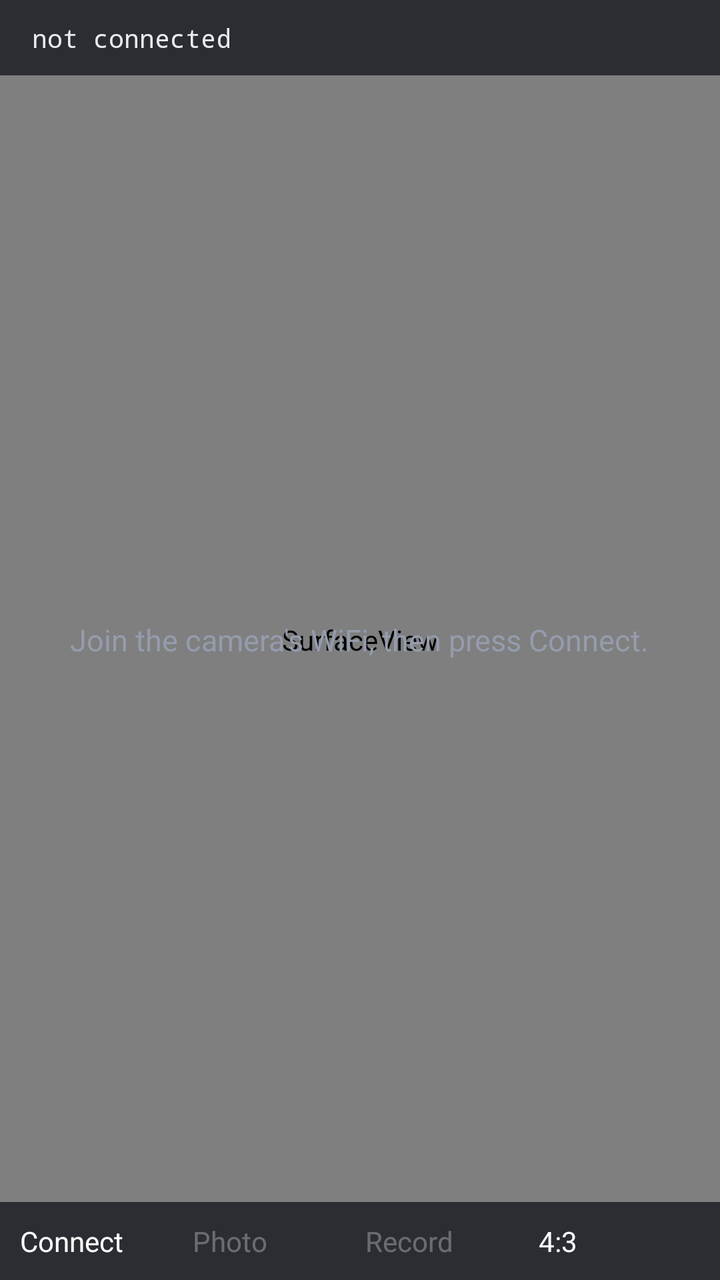
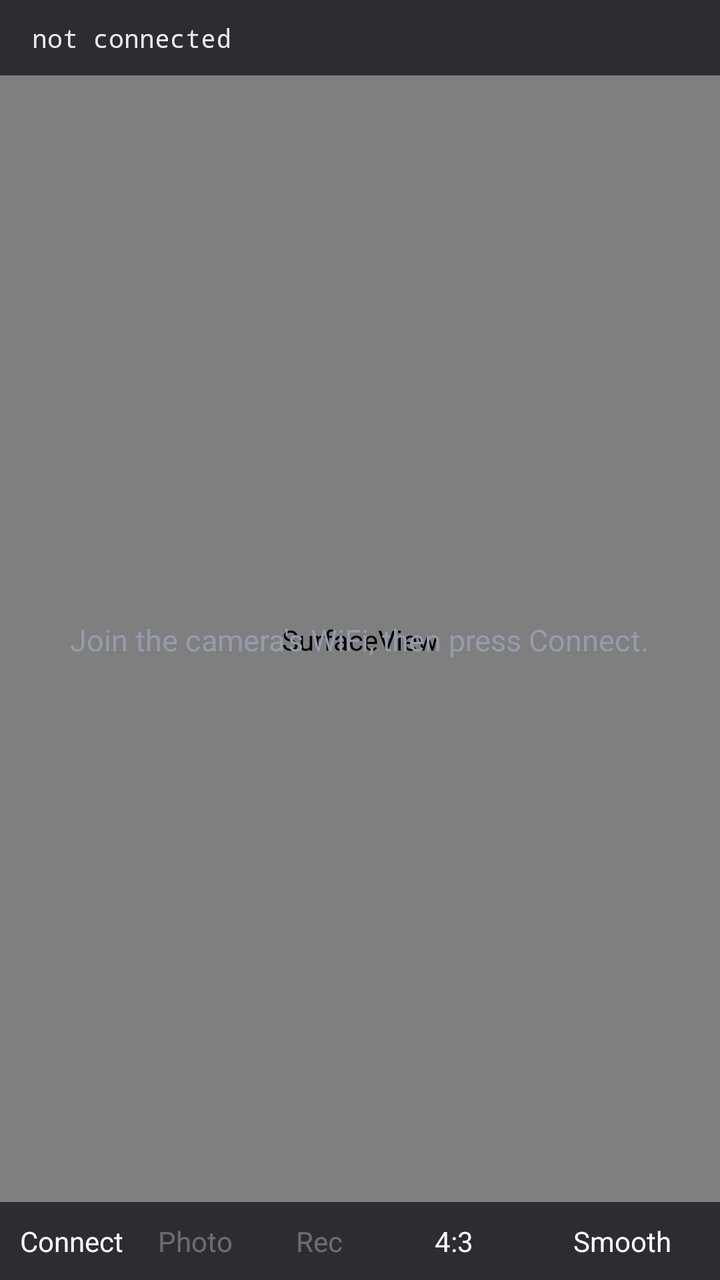

An Android layout rendered at two revisions. The XML below is the earlier revision; the diff shows what the commit changed to produce the second picture.
<!-- AndroidManifest.xml: application theme AppTheme -->
<!-- res/layout/activity_main.xml -->
<?xml version="1.0" encoding="utf-8"?>
<FrameLayout xmlns:android="http://schemas.android.com/apk/res/android"
    android:layout_width="match_parent"
    android:layout_height="match_parent"
    android:background="#000000"
    android:fitsSystemWindows="true">

    <FrameLayout
        android:id="@+id/videoHolder"
        android:layout_width="match_parent"
        android:layout_height="match_parent">

        
        <SurfaceView
            android:id="@+id/video"
            android:layout_width="match_parent"
            android:layout_height="match_parent"
            android:layout_gravity="center"/>
    </FrameLayout>

    <TextView
        android:id="@+id/message"
        android:layout_width="wrap_content"
        android:layout_height="wrap_content"
        android:layout_gravity="center"
        android:gravity="center"
        android:padding="28dp"
        android:lineSpacingMultiplier="1.4"
        android:textColor="#949CAD"
        android:textSize="15sp"
        android:text="Join the camera's WiFi, then press Connect."/>

    <TextView
        android:id="@+id/status"
        android:layout_width="match_parent"
        android:layout_height="wrap_content"
        android:layout_gravity="top"
        android:background="#CC171A21"
        android:paddingStart="16dp"
        android:paddingEnd="16dp"
        android:paddingTop="10dp"
        android:paddingBottom="10dp"
        android:textColor="#E8EAF0"
        android:textSize="13sp"
        android:fontFamily="monospace"
        android:text="not connected"/>

    <LinearLayout
        android:layout_width="match_parent"
        android:layout_height="wrap_content"
        android:layout_gravity="bottom"
        android:background="#CC171A21"
        android:orientation="horizontal"
        android:padding="10dp">

        <Button
            android:id="@+id/connect"
            android:layout_width="0dp"
            android:layout_height="wrap_content"
            android:layout_weight="1"
            android:layout_marginEnd="6dp"
            android:text="Connect"/>

        <Button
            android:id="@+id/snapshot"
            android:layout_width="0dp"
            android:layout_height="wrap_content"
            android:layout_weight="1"
            android:layout_marginEnd="6dp"
            android:enabled="false"
            android:text="Photo"/>

        <Button
            android:id="@+id/record"
            android:layout_width="0dp"
            android:layout_height="wrap_content"
            android:layout_weight="1"
            android:layout_marginEnd="6dp"
            android:enabled="false"
            android:text="Record"/>

        <Button
            android:id="@+id/aspect"
            android:layout_width="0dp"
            android:layout_height="wrap_content"
            android:layout_weight="1"
            android:text="4:3"/>
    </LinearLayout>
</FrameLayout>
<!-- resources referenced by this layout -->
<resources>
  <style name="AppTheme" parent="@android:style/Theme.Material.NoActionBar">
          <item name="android:windowBackground">#0f1115</item>
          <item name="android:statusBarColor">#0f1115</item>
          <item name="android:navigationBarColor">#0f1115</item>
      </style>
</resources>

<!-- the commit's change to res/layout/activity_main.xml (unified diff, before → after) -->
@@ -77,13 +77,21 @@
             android:layout_weight="1"
             android:layout_marginEnd="6dp"
             android:enabled="false"
-            android:text="Record"/>
+            android:text="Rec"/>
 
         <Button
             android:id="@+id/aspect"
             android:layout_width="0dp"
             android:layout_height="wrap_content"
             android:layout_weight="1"
+            android:layout_marginEnd="6dp"
             android:text="4:3"/>
+
+        <Button
+            android:id="@+id/pacing"
+            android:layout_width="0dp"
+            android:layout_height="wrap_content"
+            android:layout_weight="1"
+            android:text="Smooth"/>
     </LinearLayout>
 </FrameLayout>
